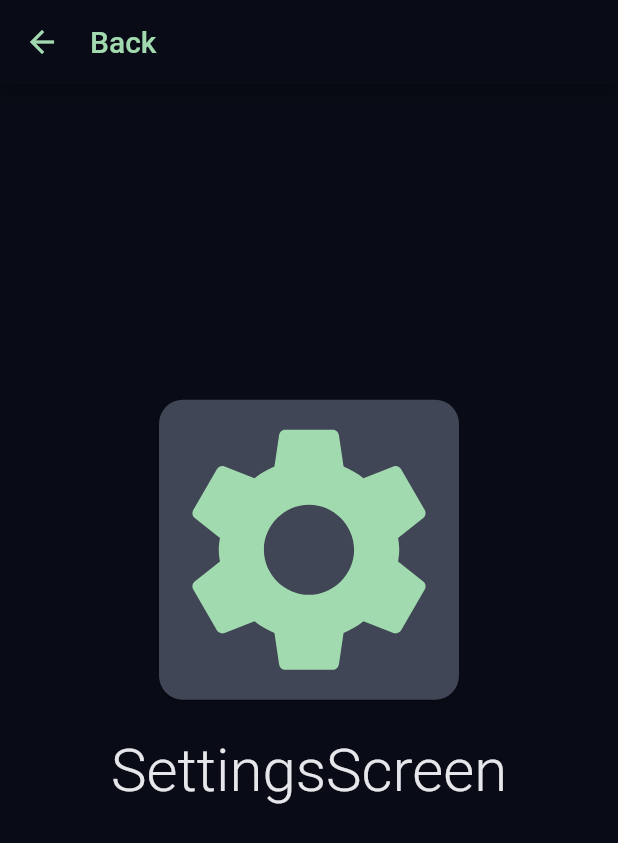
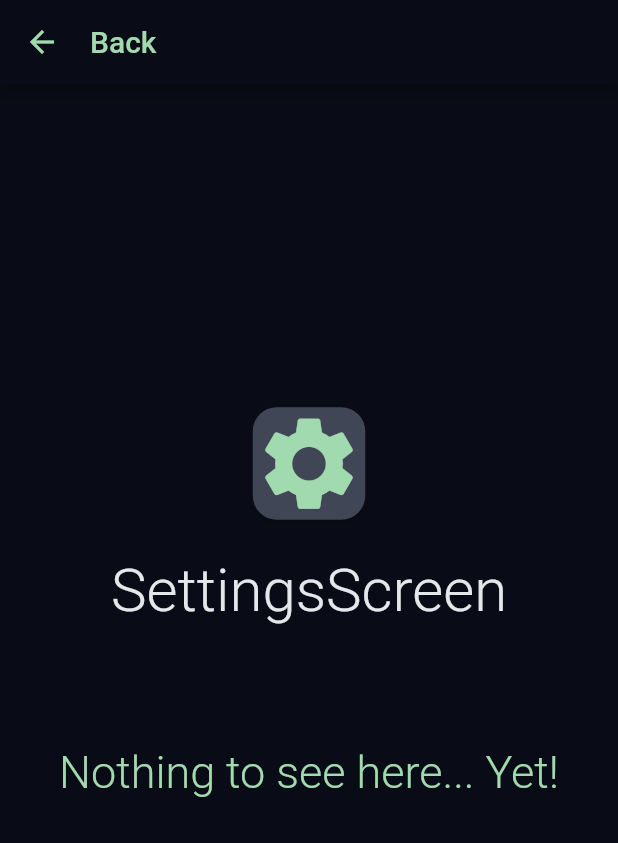
Before and after one commit to TNelen/BlackBox, a Flutter app: the screen it shows after launch, after a tap on "Settings", on a phone screen of 412 x 824 dp. Shown: the top 843 px of the screen. Run offline on Flutter 3.47's test engine with Material 2 defaults, Android fonts, the phone set to English and light mode, and no system bars; our stand-ins replace cloud_firestore, dots_indicator, firebase_auth, google_sign_in, share; missing offline and left inert: back_button_interceptor; accounts and stored records are empty.

Commit message:
updated settings screen Nothing th see here... Yet!

```diff
--- a/blackbox/lib/Screens/SettingsScreen.dart
+++ b/blackbox/lib/Screens/SettingsScreen.dart
@@ -68,7 +68,7 @@ class _SettingsScreenState extends State<SettingsScreen> {
                         shape: RoundedRectangleBorder(
                           borderRadius: BorderRadius.circular(16.0),
                         ),
-                        child: Icon(Icons.settings, size: 200, color: Constants.iAccent,)),
+                        child: Icon(Icons.settings, size: 75, color: Constants.iAccent,)),
                     SizedBox(height: 20.0),
 
                     Text(
@@ -76,6 +76,11 @@ class _SettingsScreenState extends State<SettingsScreen> {
                       style: new TextStyle(color: Constants.iWhite, fontSize: 40.0, fontWeight: FontWeight.w300),
                     ),
                     SizedBox(height: 80.0),
+                    Text(
+                      'Nothing to see here... Yet!',
+                      style: new TextStyle(color: Constants.iAccent, fontSize: 30.0, fontWeight: FontWeight.w300),
+                    ),
+                    SizedBox(height: 80.0),
                   ]),
             ),
             )));
--- a/blackbox/lib/Screens/SubmitQuestionScreen.dart
+++ b/blackbox/lib/Screens/SubmitQuestionScreen.dart
@@ -148,7 +148,7 @@ class _SubmitQuestionScreenState extends State<SubmitQuestionScreen> {
                       ),
                       SizedBox(height: 20.0),
                       Text(
-                        'Try to be as clear as possible',
+                        'Submit it here to get featured in the app!',
                         textAlign: TextAlign.center,
                         style: new TextStyle(
                             color: Constants.iWhite,
```
